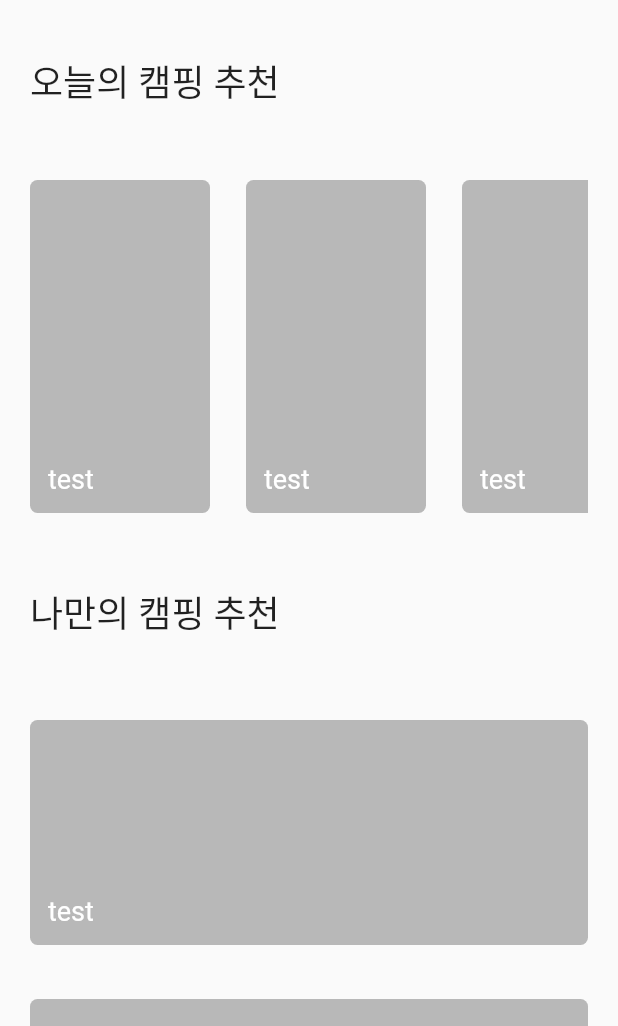
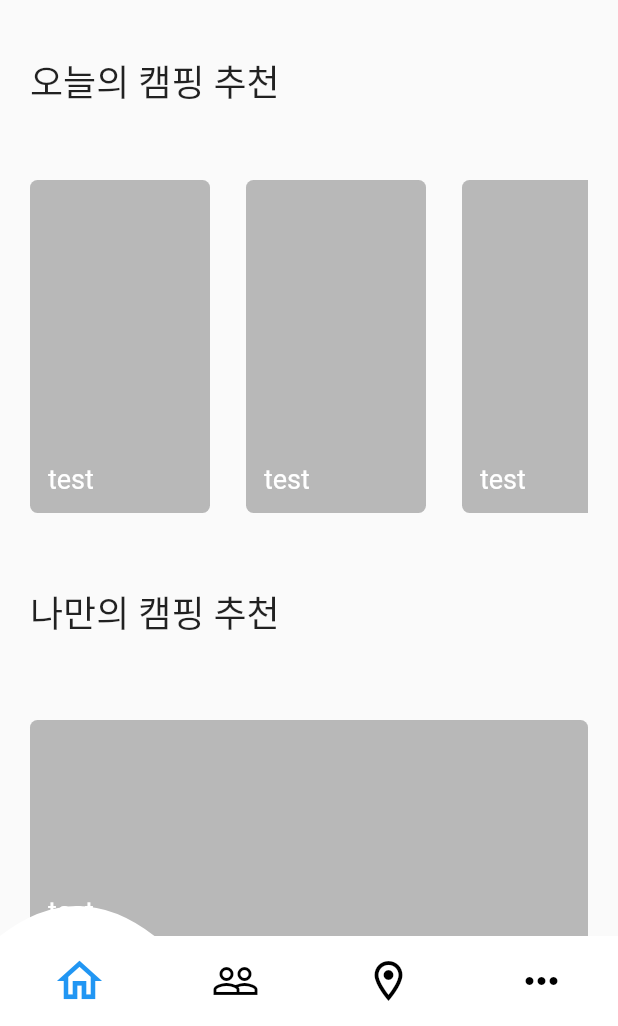
Before and after one commit to 2021-contest-exhibit/flutter-modak, a Flutter app: the screen it shows after launch, on a phone screen of 412 x 824 dp, the part 210-1236 px from its top. Run offline on Flutter 3.47's test engine with Material 2 defaults, Android fonts, the light colour scheme and no system bars.

Commit message:
[ADD] add main page

```diff
--- a/modak/lib/main.dart
+++ b/modak/lib/main.dart
@@ -1,5 +1,6 @@
 import 'package:flutter/material.dart';
 import 'package:modak/page/DashBoardPage.dart';
+import 'package:modak/page/MainPage.dart';
 import 'package:modak/page/SplashPage.dart';
 
 void main() {
@@ -16,7 +17,8 @@ class MyApp extends StatelessWidget {
       ),
       routes: {
         '/splash': (context) => SplashPage(),
-        '/': (context) => DashBoardPage(),
+        '/dashboard': (context) => DashBoardPage(),
+        '/': (context) => MainPage(),
       },
     );
   }
--- /dev/null
+++ b/modak/lib/page/MainPage.dart
@@ -0,0 +1,32 @@
+import 'package:flutter/cupertino.dart';
+import 'package:flutter/material.dart';
+import 'package:modak/component/BottomNavigationWidget.dart';
+import 'package:modak/page/DashBoardPage.dart';
+
+class MainPage extends StatefulWidget {
+  final PageController pageController = PageController(initialPage: 0);
+
+  @override
+  State createState() => MainPageState();
+}
+
+class MainPageState extends State<MainPage> {
+  @override
+  Widget build(BuildContext context) {
+    return Scaffold(
+      body: Stack(
+        children: [
+          PageView(
+            children: [
+              DashBoardPage(),
+            ],
+          ),
+          Positioned(
+            bottom: 0,
+            child: BottomNavigationWidget(),
+          )
+        ],
+      ),
+    );
+  }
+}
```
